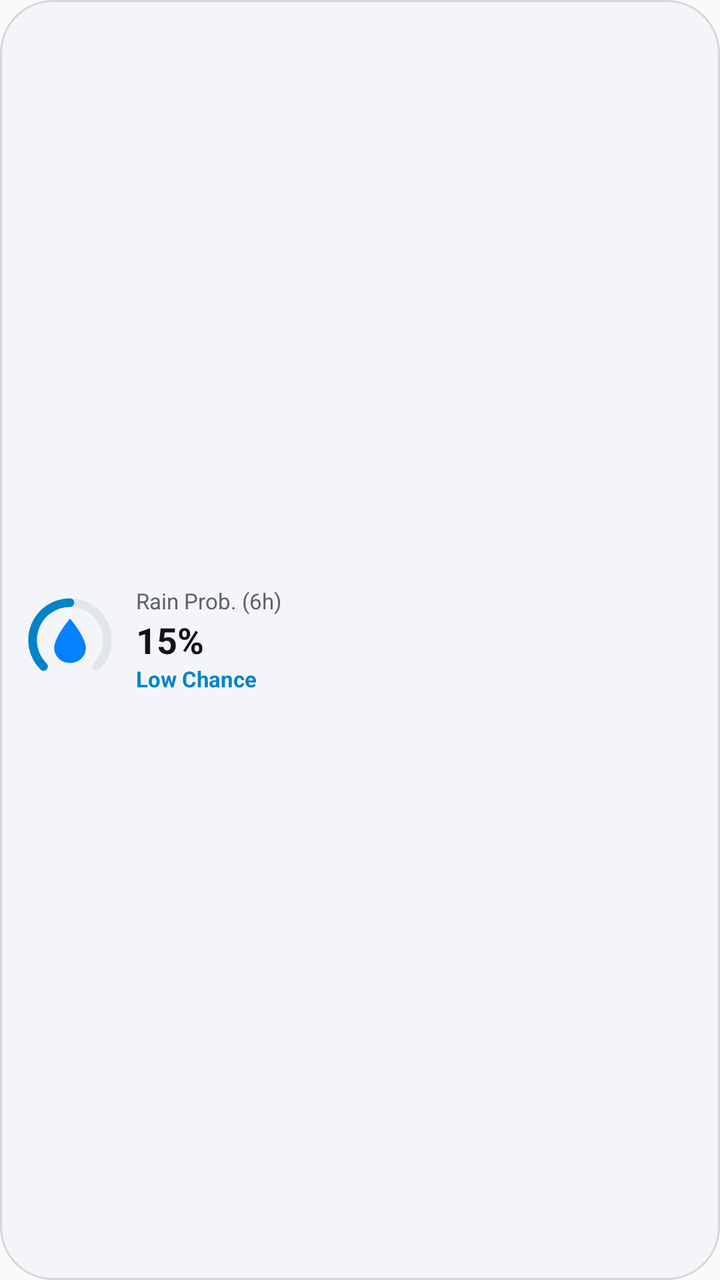
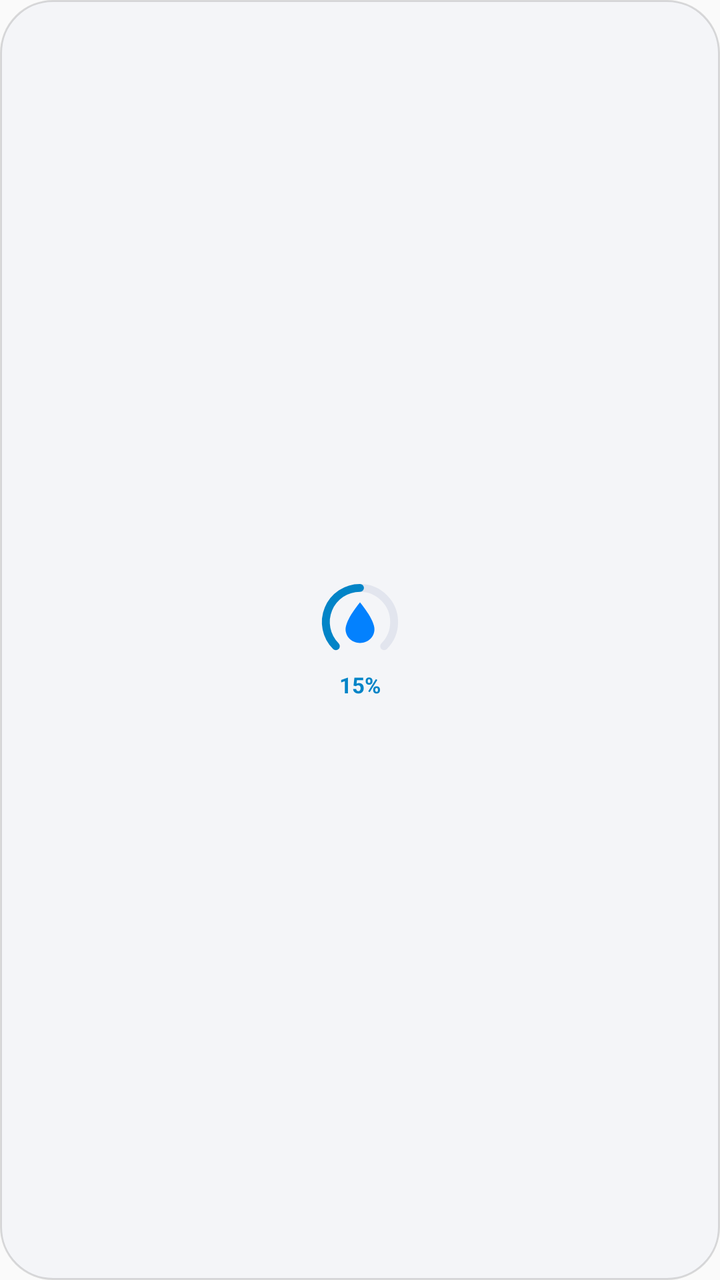

Before-and-after screenshots of an Android layout around one commit, followed by the original layout XML and the change that was made.
<!-- AndroidManifest.xml: application theme Theme.OneUiExtraWidgets -->
<!-- res/layout/widget_preview_weather_rain.xml -->
<?xml version="1.0" encoding="utf-8"?>
<LinearLayout xmlns:android="http://schemas.android.com/apk/res/android"
    android:layout_width="match_parent"
    android:layout_height="match_parent"
    android:background="@drawable/bg_preview_oneui_card"
    android:gravity="center_vertical"
    android:orientation="horizontal"
    android:padding="12dp">

    <ImageView
        android:layout_width="46dp"
        android:layout_height="46dp"
        android:contentDescription="@string/widget_weather_rain_title"
        android:src="@drawable/ic_preview_weather_rain" />

    <Space
        android:layout_width="10dp"
        android:layout_height="1dp" />

    <LinearLayout
        android:layout_width="0dp"
        android:layout_height="wrap_content"
        android:layout_weight="1"
        android:orientation="vertical">

        <TextView
            android:layout_width="wrap_content"
            android:layout_height="wrap_content"
            android:ellipsize="end"
            android:maxLines="1"
            android:text="@string/weather_rain_prob"
            android:textColor="@color/oneui_preview_text_secondary"
            android:textSize="11sp" />

        <TextView
            android:layout_width="wrap_content"
            android:layout_height="wrap_content"
            android:text="15%"
            android:textColor="@color/oneui_preview_text_primary"
            android:textSize="18sp"
            android:textStyle="bold" />

        <TextView
            android:layout_width="wrap_content"
            android:layout_height="wrap_content"
            android:text="@string/weather_rain_low"
            android:textColor="@color/oneui_preview_rain_cyan"
            android:textSize="11sp"
            android:textStyle="bold" />
    </LinearLayout>
</LinearLayout>
<!-- resources referenced by this layout -->
<resources>
  <color name="oneui_preview_rain_cyan">#FF0284C7</color>
  <color name="oneui_preview_text_primary">#FF121316</color>
  <color name="oneui_preview_text_secondary">#FF5D6068</color>
  <!-- drawable bg_preview_oneui_card (drawable) -->
  <?xml version="1.0" encoding="utf-8"?>
  <shape xmlns:android="http://schemas.android.com/apk/res/android"
      android:shape="rectangle">
      <corners android:radius="26dp" />
      <solid android:color="@color/oneui_preview_card_bg" />
      <stroke
          android:width="1dp"
          android:color="@color/oneui_preview_card_stroke" />
  </shape>
  <!-- drawable ic_preview_weather_rain (drawable) -->
  <?xml version="1.0" encoding="utf-8"?>
  <vector xmlns:android="http://schemas.android.com/apk/res/android"
      android:width="48dp"
      android:height="48dp"
      android:viewportWidth="64"
      android:viewportHeight="64">
      <path
          android:fillColor="@android:color/transparent"
          android:pathData="M 13.6,50.4 A 26,26 0 1,1 50.4,50.4"
          android:strokeWidth="6"
          android:strokeColor="@color/oneui_preview_gauge_track"
          android:strokeLineCap="round" />
      <path
          android:fillColor="@android:color/transparent"
          android:pathData="M 13.6,50.4 A 26,26 0 0,1 32,6"
          android:strokeWidth="6"
          android:strokeColor="@color/oneui_preview_rain_cyan"
          android:strokeLineCap="round" />
      <path
          android:fillColor="@color/oneui_preview_rain_blue"
          android:pathData="M 32,17 C 32,17 21,30 21,37.5 C 21,43.5 25.9,48 32,48 C 38.1,48 43,43.5 43,37.5 C 43,30 32,17 32,17 Z" />
  </vector>
  <string name="weather_rain_low">Low Chance</string>
  <string name="weather_rain_prob">Rain Prob. (6h)</string>
  <string name="widget_weather_rain_title">One UI Weather: Rain Probability</string>
  <style name="Theme.OneUiExtraWidgets" parent="Theme.AppCompat.DayNight.NoActionBar">
          <item name="android:statusBarColor">@android:color/transparent</item>
          <item name="android:navigationBarColor">@android:color/transparent</item>
      </style>
  <color name="oneui_preview_card_bg">#F2F4F5F8</color>
  <color name="oneui_preview_card_stroke">#22000000</color>
  <color name="oneui_preview_gauge_track">#FFE2E5EE</color>
  <color name="oneui_preview_rain_blue">#FF0381FE</color>
</resources>

<!-- the commit's change to res/layout/widget_preview_weather_rain.xml (unified diff, before → after) -->
@@ -3,49 +3,24 @@
     android:layout_width="match_parent"
     android:layout_height="match_parent"
     android:background="@drawable/bg_preview_oneui_card"
-    android:gravity="center_vertical"
-    android:orientation="horizontal"
-    android:padding="12dp">
+    android:gravity="center"
+    android:orientation="vertical"
+    android:padding="8dp">
 
     <ImageView
-        android:layout_width="46dp"
-        android:layout_height="46dp"
+        android:layout_width="42dp"
+        android:layout_height="42dp"
         android:contentDescription="@string/widget_weather_rain_title"
         android:src="@drawable/ic_preview_weather_rain" />
 
-    <Space
-        android:layout_width="10dp"
-        android:layout_height="1dp" />
-
-    <LinearLayout
-        android:layout_width="0dp"
+    <TextView
+        android:layout_width="wrap_content"
         android:layout_height="wrap_content"
-        android:layout_weight="1"
-        android:orientation="vertical">
-
-        <TextView
-            android:layout_width="wrap_content"
-            android:layout_height="wrap_content"
-            android:ellipsize="end"
-            android:maxLines="1"
-            android:text="@string/weather_rain_prob"
-            android:textColor="@color/oneui_preview_text_secondary"
-            android:textSize="11sp" />
-
-        <TextView
-            android:layout_width="wrap_content"
-            android:layout_height="wrap_content"
-            android:text="15%"
-            android:textColor="@color/oneui_preview_text_primary"
-            android:textSize="18sp"
-            android:textStyle="bold" />
-
-        <TextView
-            android:layout_width="wrap_content"
-            android:layout_height="wrap_content"
-            android:text="@string/weather_rain_low"
-            android:textColor="@color/oneui_preview_rain_cyan"
-            android:textSize="11sp"
-            android:textStyle="bold" />
-    </LinearLayout>
+        android:layout_marginTop="3dp"
+        android:ellipsize="end"
+        android:maxLines="1"
+        android:text="15%"
+        android:textColor="@color/oneui_preview_rain_cyan"
+        android:textSize="11sp"
+        android:textStyle="bold" />
 </LinearLayout>
<!-- resource entries referenced after the edit -->
@@ -1,8 +1,6 @@
 <!-- resources referenced by this layout -->
 <resources>
   <color name="oneui_preview_rain_cyan">#FF0284C7</color>
-  <color name="oneui_preview_text_primary">#FF121316</color>
-  <color name="oneui_preview_text_secondary">#FF5D6068</color>
   <!-- drawable bg_preview_oneui_card (drawable) -->
   <?xml version="1.0" encoding="utf-8"?>
   <shape xmlns:android="http://schemas.android.com/apk/res/android"
@@ -36,8 +34,6 @@
           android:fillColor="@color/oneui_preview_rain_blue"
           android:pathData="M 32,17 C 32,17 21,30 21,37.5 C 21,43.5 25.9,48 32,48 C 38.1,48 43,43.5 43,37.5 C 43,30 32,17 32,17 Z" />
   </vector>
-  <string name="weather_rain_low">Low Chance</string>
-  <string name="weather_rain_prob">Rain Prob. (6h)</string>
   <string name="widget_weather_rain_title">One UI Weather: Rain Probability</string>
   <style name="Theme.OneUiExtraWidgets" parent="Theme.AppCompat.DayNight.NoActionBar">
           <item name="android:statusBarColor">@android:color/transparent</item>
